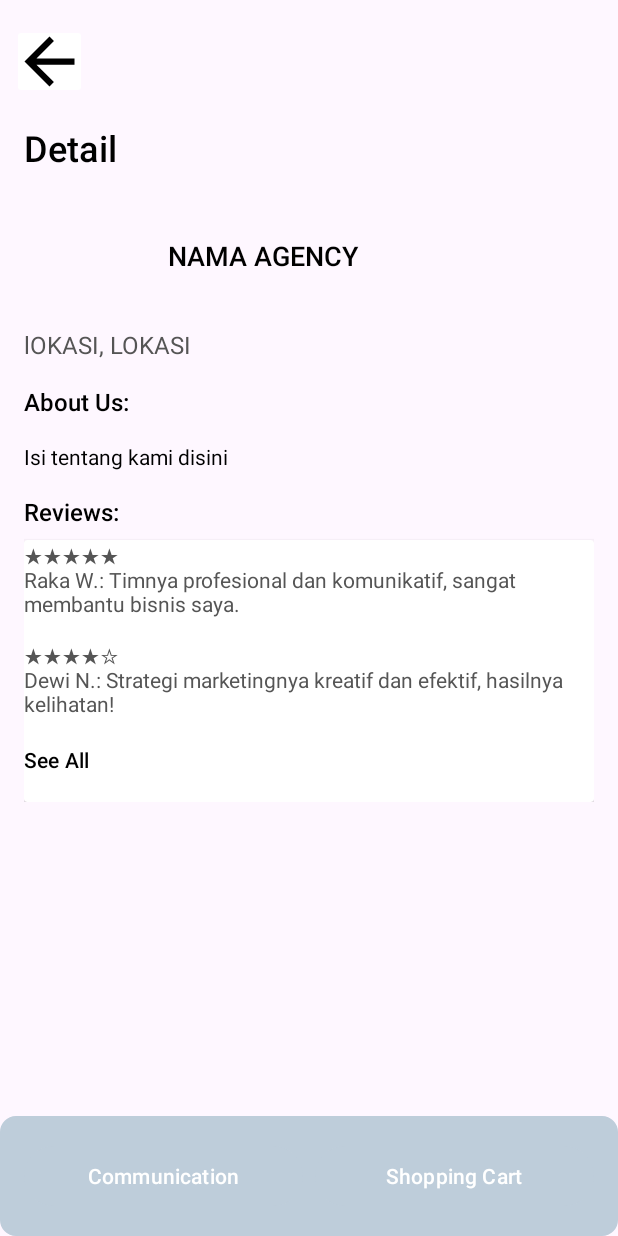
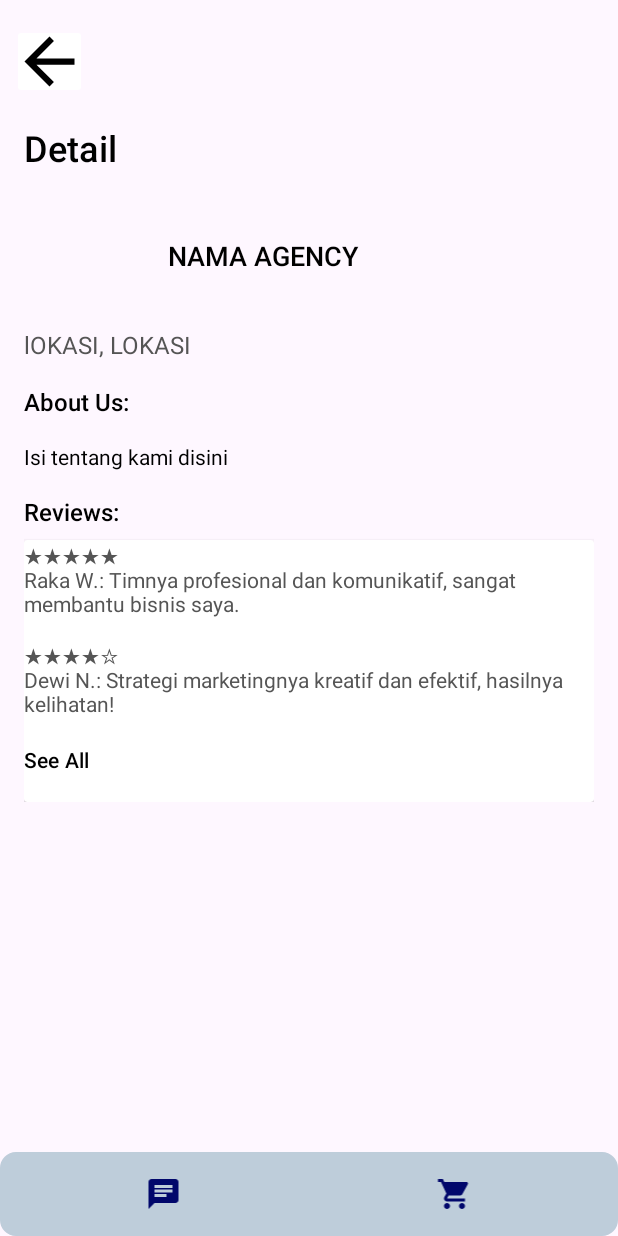
Before and after one commit to LeoA04/ProjekPABA, an Android app: the activityDetail screen opened directly, with no data from a screen before it, on a phone screen of 412 x 824 dp. Run offline under Robolectric (Android 15) with nearby library versions, the phone set to English and light mode, and no system bars; our stand-ins replace Picasso; 4 statements that could not run were skipped.

Commit message:
update navbar detail

```diff
--- /dev/null
+++ b/app/src/main/res/drawable/baseline_chat_24.xml
@@ -0,0 +1,5 @@
+<vector xmlns:android="http://schemas.android.com/apk/res/android" android:autoMirrored="true" android:height="24dp" android:tint="#01076B" android:viewportHeight="24" android:viewportWidth="24" android:width="24dp">
+
+    <path android:fillColor="@android:color/white" android:pathData="M20,2L4,2c-1.1,0 -1.99,0.9 -1.99,2L2,22l4,-4h14c1.1,0 2,-0.9 2,-2L22,4c0,-1.1 -0.9,-2 -2,-2zM6,9h12v2L6,11L6,9zM14,14L6,14v-2h8v2zM18,8L6,8L6,6h12v2z"/>
+
+</vector>
--- /dev/null
+++ b/app/src/main/res/drawable/baseline_shopping_cart_24.xml
@@ -0,0 +1,5 @@
+<vector xmlns:android="http://schemas.android.com/apk/res/android" android:height="24dp" android:tint="#01076B" android:viewportHeight="24" android:viewportWidth="24" android:width="24dp">
+
+    <path android:fillColor="@android:color/white" android:pathData="M7,18c-1.1,0 -1.99,0.9 -1.99,2S5.9,22 7,22s2,-0.9 2,-2 -0.9,-2 -2,-2zM1,2v2h2l3.6,7.59 -1.35,2.45c-0.16,0.28 -0.25,0.61 -0.25,0.96 0,1.1 0.9,2 2,2h12v-2L7.42,15c-0.14,0 -0.25,-0.11 -0.25,-0.25l0.03,-0.12 0.9,-1.63h7.45c0.75,0 1.41,-0.41 1.75,-1.03l3.58,-6.49c0.08,-0.14 0.12,-0.31 0.12,-0.48 0,-0.55 -0.45,-1 -1,-1L5.21,4l-0.94,-2L1,2zM17,18c-1.1,0 -1.99,0.9 -1.99,2s0.89,2 1.99,2 2,-0.9 2,-2 -0.9,-2 -2,-2z"/>
+
+</vector>
--- a/app/src/main/res/layout/activity_detail.xml
+++ b/app/src/main/res/layout/activity_detail.xml
@@ -1,5 +1,6 @@
 <?xml version="1.0" encoding="utf-8"?>
 <LinearLayout xmlns:android="http://schemas.android.com/apk/res/android"
+    xmlns:app="http://schemas.android.com/apk/res-auto"
     xmlns:tools="http://schemas.android.com/tools"
     android:id="@+id/main"
     android:layout_width="match_parent"
@@ -156,23 +157,21 @@
             android:orientation="horizontal"
             android:gravity="center">
 
-            <Button
+            <ImageView
                 android:id="@+id/btnCommunication"
                 android:layout_width="0dp"
                 android:layout_height="wrap_content"
                 android:layout_weight="1"
                 android:layout_marginEnd="8dp"
-                android:text="Communication"
-                android:textColor="#FFF"
-                android:backgroundTint="#BECDDA"/>
+                android:backgroundTint="#BECDDA"
+                app:srcCompat="@drawable/baseline_chat_24"/>
 
-            <Button
+            <ImageView
                 android:id="@+id/btnShoppingCart"
                 android:layout_width="0dp"
                 android:layout_height="wrap_content"
                 android:layout_weight="1"
-                android:text="Shopping Cart"
-                android:textColor="#FFF"
+                android:src="@drawable/baseline_shopping_cart_24"
                 android:backgroundTint="#BECDDA"/>
         </LinearLayout>
     </LinearLayout>
```
Also changed, not shown: app/src/main/res/layout/activity_communication.xml (+1 -17 lines).
